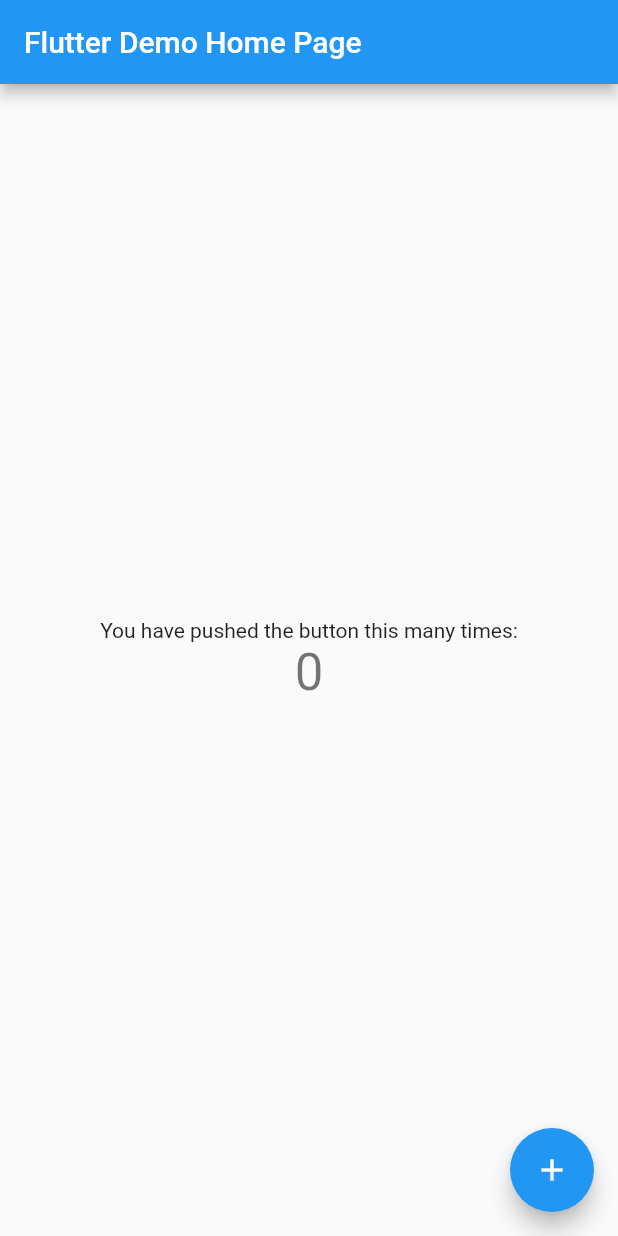
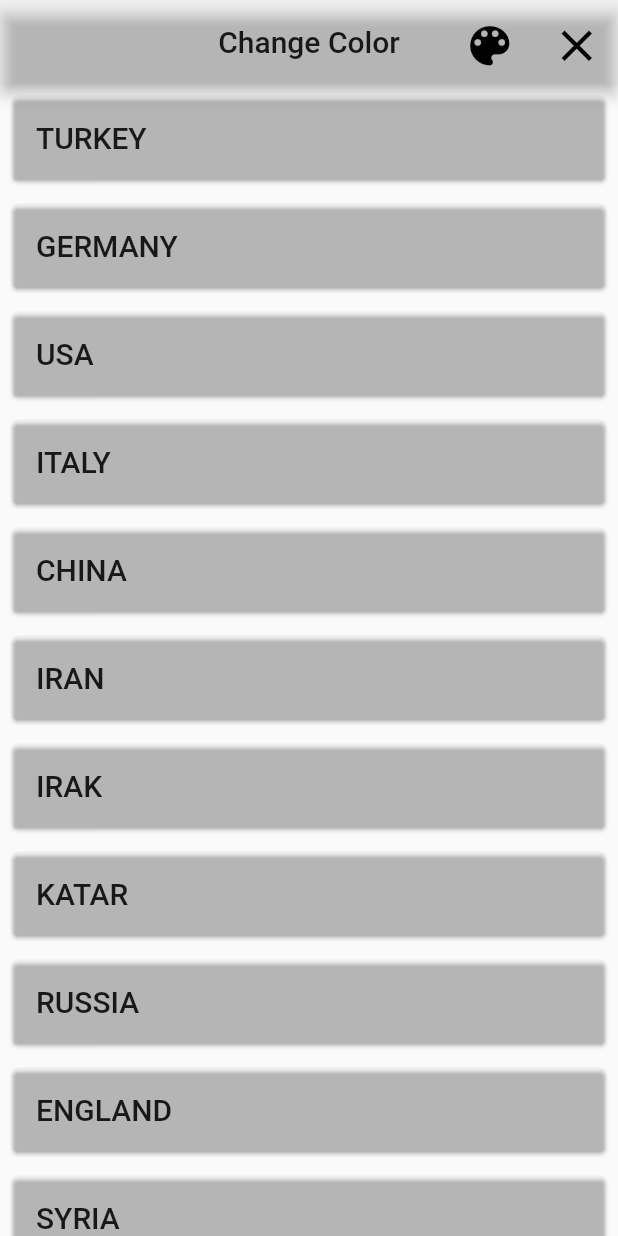
Before and after one commit to alisha-budhathoki/ColorPicker, a Flutter app: the screen it shows after launch, on a phone screen of 412 x 824 dp. Run offline on Flutter 3.47's test engine with Material 2 defaults, Android fonts, the phone set to English and light mode, and no system bars; our stand-ins replace shared_preferences; missing offline and left inert: flutter_material_color_picker.

Commit message:
other changes

```diff
--- a/lib/ColorTheme.dart
+++ b/lib/ColorTheme.dart
@@ -0,0 +1,15 @@
+import 'package:flutter/material.dart';
+
+//It listens all actions when something change
+class ColorNotifier with ChangeNotifier {
+  Color _colorData;
+
+  ColorNotifier(this._colorData);
+
+  getColor() => _colorData;
+
+  setColor(Color colorData) {
+    _colorData = colorData;
+    notifyListeners();
+  }
+}
--- a/lib/HomePage.dart
+++ b/lib/HomePage.dart
@@ -0,0 +1,147 @@
+import 'package:flutter/material.dart';
+import 'package:flutter_material_color_picker/flutter_material_color_picker.dart';
+import 'package:provider/provider.dart';
+import 'package:shared_preferences/shared_preferences.dart';
+
+import 'ColorTheme.dart';
+
+class HomePage extends StatefulWidget {
+  @override
+  _HomePageState createState() => _HomePageState();
+}
+
+class _HomePageState extends State<HomePage> {
+  final List<String> countries = [
+    "TURKEY",
+    "GERMANY",
+    "USA",
+    "ITALY",
+    "CHINA",
+    "IRAN",
+    "IRAK",
+    "KATAR",
+    "RUSSIA",
+    "ENGLAND",
+    "SYRIA",
+    "INDIA",
+    "Nepal"
+  ];
+
+  @override
+  Widget build(BuildContext context) {
+    //we've got an instance of Color notifir to listen it
+    final colorTheme = Provider.of<ColorNotifier>(context, listen: false);
+    return Scaffold(
+      appBar: AppBar(
+        backgroundColor: colorTheme.getColor(),
+        centerTitle: true,
+        title: Text("Change Color"),
+        actions: <Widget>[
+          Tooltip(
+            message: 'Open Color Dialog',
+            child: Padding(
+              child: IconButton(
+                icon: Icon(
+                  Icons.color_lens,
+                  size: 35,
+                  color: Colors.black,
+                ),
+                onPressed: () {
+                  _openMaterialColorDialog(colorTheme);
+                },
+              ),
+              padding: EdgeInsets.all(5),
+            ),
+          ),
+          Tooltip(
+            message: 'Reset Clear Prefs',
+            child: Padding(
+              child: IconButton(
+                icon: Icon(
+                  Icons.clear,
+                  size: 35,
+                  color: Colors.black,
+                ),
+                onPressed: () async {
+                  //clear default color from shared preferences
+                  SharedPreferences prefs =
+                  await SharedPreferences.getInstance();
+                  prefs.clear();
+                  setState(() {});
+                },
+              ),
+              padding: EdgeInsets.all(5),
+            ),
+          ),
+        ],
+      ),
+      body: Container(
+          alignment: Alignment.center,
+          child: ListView.builder(
+            itemBuilder: (BuildContext context, int index) {
+              return listTile(countries[index], colorTheme.getColor());
+            },
+            itemCount: countries.length,
+          )),
+    );
+  }
+
+  //it shows name of countries as a listTile
+  Widget listTile(String country, Color color) {
+    return Padding(
+      child: Card(
+        color: color,
+        child: ListTile(
+          title: Text(
+            country,
+            style: TextStyle(fontSize: 20.0, fontWeight: FontWeight.w500),
+          ),
+        ),
+      ),
+      padding: EdgeInsets.all(4),
+    );
+  }
+
+  //When click on the color picker icon, it shows an alert dialog to pick one color
+  void _alertColorDialog(String title, Widget content) {
+    showDialog(
+      context: context,
+      builder: (_) => AlertDialog(
+        shape: RoundedRectangleBorder(borderRadius: BorderRadius.circular(15)),
+        contentPadding: EdgeInsets.all(12),
+        title: Text(title),
+        content: content,
+        actions: <Widget>[
+          Padding(
+            child: GestureDetector(
+                onTap: () {
+                  Navigator.of(context).pop();
+                },
+                child: Text(
+                  "CLOSE",
+                  style: TextStyle(fontSize: 22, fontWeight: FontWeight.w600),
+                )),
+            padding: EdgeInsets.all(15),
+          ),
+        ],
+      ),
+    );
+  }
+
+  //Material Color Dialog
+  void _openMaterialColorDialog(ColorNotifier colorTheme) {
+    _alertColorDialog(
+        "Color Dialog",
+        Padding(
+          child: MaterialColorPicker(
+              colors: fullMaterialColors,
+              onColorChange: (color) async {
+                var prefs = await SharedPreferences.getInstance();
+                prefs.setInt('color', color.value);
+                colorTheme.setColor(color);
+                setState(() {});
+              }),
+          padding: EdgeInsets.all(10),
+        ));
+  }
+}
--- a/lib/main.dart
+++ b/lib/main.dart
@@ -1,111 +1,41 @@
 import 'package:flutter/material.dart';
+import 'package:provider/provider.dart';
+import 'package:shared_preferences/shared_preferences.dart';
 
-void main() => runApp(MyApp());
+import 'ColorTheme.dart';
+import 'HomePage.dart';
+
+void main() {
+  WidgetsFlutterBinding.ensureInitialized();
+
+  //It checks if we've saved a color
+  SharedPreferences.getInstance().then((prefs) {
+    //set a default color
+    Color color = Color(0x00FF22);
+    if (prefs.getInt('color') != null) {
+      color = Color(prefs.getInt('color'));
+    }
+    runApp(
+      //We've defined our color provider object
+      ChangeNotifierProvider<ColorNotifier>(
+        create: (context) => ColorNotifier(color),
+        child: MyApp(),
+      ),
+    );
+  });
+}
 
 class MyApp extends StatelessWidget {
+  const MyApp({Key key}) : super(key: key);
   // This widget is the root of your application.
   @override
   Widget build(BuildContext context) {
     return MaterialApp(
-      title: 'Flutter Demo',
       theme: ThemeData(
-        // This is the theme of your application.
-        //
-        // Try running your application with "flutter run". You'll see the
-        // application has a blue toolbar. Then, without quitting the app, try
-        // changing the primarySwatch below to Colors.green and then invoke
-        // "hot reload" (press "r" in the console where you ran "flutter run",
-        // or simply save your changes to "hot reload" in a Flutter IDE).
-        // Notice that the counter didn't reset back to zero; the application
-        // is not restarted.
-        primarySwatch: Colors.blue,
+        primaryColor: Color(0xFF56D4F9),
       ),
-      home: MyHomePage(title: 'Flutter Demo Home Page'),
+      debugShowCheckedModeBanner: false,
+      home: HomePage(),
     );
   }
 }
-
-class MyHomePage extends StatefulWidget {
-  MyHomePage({Key key, this.title}) : super(key: key);
-
-  // This widget is the home page of your application. It is stateful, meaning
-  // that it has a State object (defined below) that contains fields that affect
-  // how it looks.
-
-  // This class is the configuration for the state. It holds the values (in this
-  // case the title) provided by the parent (in this case the App widget) and
-  // used by the build method of the State. Fields in a Widget subclass are
-  // always marked "final".
-
-  final String title;
-
-  @override
-  _MyHomePageState createState() => _MyHomePageState();
-}
-
-class _MyHomePageState extends State<MyHomePage> {
-  int _counter = 0;
-
-  void _incrementCounter() {
-    setState(() {
-      // This call to setState tells the Flutter framework that something has
-      // changed in this State, which causes it to rerun the build method below
-      // so that the display can reflect the updated values. If we changed
-      // _counter without calling setState(), then the build method would not be
-      // called again, and so nothing would appear to happen.
-      _counter++;
-    });
-  }
-
-  @override
-  Widget build(BuildContext context) {
-    // This method is rerun every time setState is called, for instance as done
-    // by the _incrementCounter method above.
-    //
-    // The Flutter framework has been optimized to make rerunning build methods
-    // fast, so that you can just rebuild anything that needs updating rather
-    // than having to individually change instances of widgets.
-    return Scaffold(
-      appBar: AppBar(
-        // Here we take the value from the MyHomePage object that was created by
-        // the App.build method, and use it to set our appbar title.
-        title: Text(widget.title),
-      ),
-      body: Center(
-        // Center is a layout widget. It takes a single child and positions it
-        // in the middle of the parent.
-        child: Column(
-          // Column is also a layout widget. It takes a list of children and
-          // arranges them vertically. By default, it sizes itself to fit its
-          // children horizontally, and tries to be as tall as its parent.
-          //
-          // Invoke "debug painting" (press "p" in the console, choose the
-          // "Toggle Debug Paint" action from the Flutter Inspector in Android
-          // Studio, or the "Toggle Debug Paint" command in Visual Studio Code)
-          // to see the wireframe for each widget.
-          //
-          // Column has various properties to control how it sizes itself and
-          // how it positions its children. Here we use mainAxisAlignment to
-          // center the children vertically; the main axis here is the vertical
-          // axis because Columns are vertical (the cross axis would be
-          // horizontal).
-          mainAxisAlignment: MainAxisAlignment.center,
-          children: <Widget>[
-            Text(
-              'You have pushed the button this many times:',
-            ),
-            Text(
-              '$_counter',
-              style: Theme.of(context).textTheme.headline4,
-            ),
-          ],
-        ),
-      ),
-      floatingActionButton: FloatingActionButton(
-        onPressed: _incrementCounter,
-        tooltip: 'Increment',
-        child: Icon(Icons.add),
-      ), // This trailing comma makes auto-formatting nicer for build methods.
-    );
-  }
-}
--- a/pubspec.yaml
+++ b/pubspec.yaml
@@ -23,6 +23,10 @@ dependencies:
   # The following adds the Cupertino Icons font to your application.
   # Use with the CupertinoIcons class for iOS style icons.
   cupertino_icons: ^0.1.2
+  provider: ^4.0.4
+  shared_preferences: ^0.5.6+3
+  flutter_material_color_picker: ^1.0.5
+
 
 dev_dependencies:
   flutter_test:
```
Also changed, not shown: pubspec.lock.
